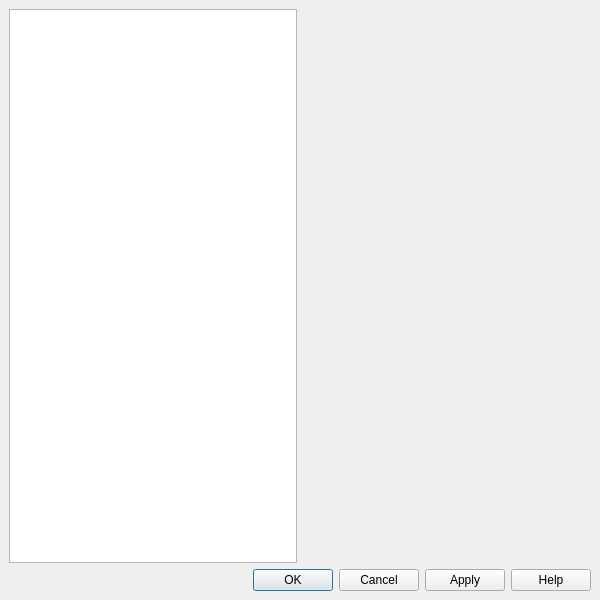
This is src/gui/pref/dialog.ui in wilbert2000/wzplayer as Qt 5 draws it before an edit. The edited form follows.
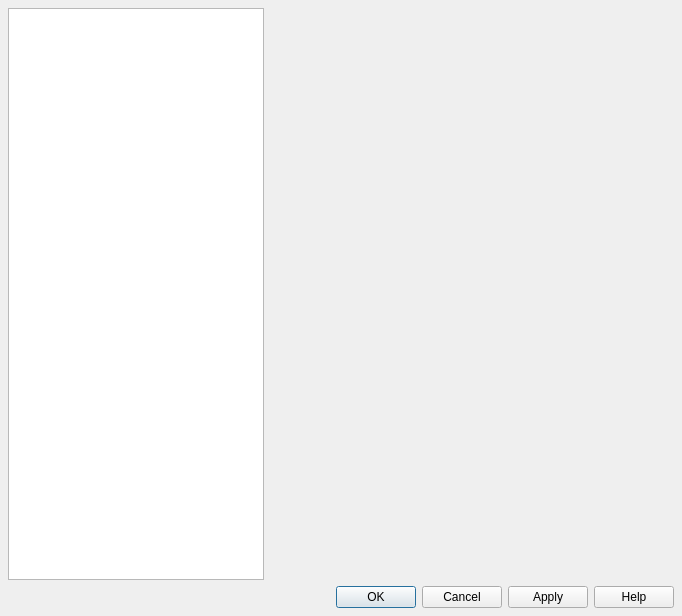
This is the edited form.

```diff
--- a/src/gui/pref/dialog.ui
+++ b/src/gui/pref/dialog.ui
@@ -6,8 +6,8 @@
    <rect>
     <x>0</x>
     <y>0</y>
-    <width>600</width>
-    <height>600</height>
+    <width>682</width>
+    <height>616</height>
    </rect>
   </property>
   <property name="windowTitle">
@@ -15,7 +15,7 @@
   </property>
   <layout class="QGridLayout">
    <property name="margin">
-    <number>9</number>
+    <number>8</number>
    </property>
    <property name="spacing">
     <number>6</number>
@@ -36,14 +36,14 @@
    <item row="0" column="0">
     <widget class="QListWidget" name="sections">
      <property name="sizePolicy">
-      <sizepolicy hsizetype="MinimumExpanding" vsizetype="Expanding">
+      <sizepolicy hsizetype="Preferred" vsizetype="Expanding">
        <horstretch>0</horstretch>
        <verstretch>0</verstretch>
       </sizepolicy>
      </property>
      <property name="minimumSize">
       <size>
-       <width>176</width>
+       <width>160</width>
        <height>0</height>
       </size>
      </property>
```
